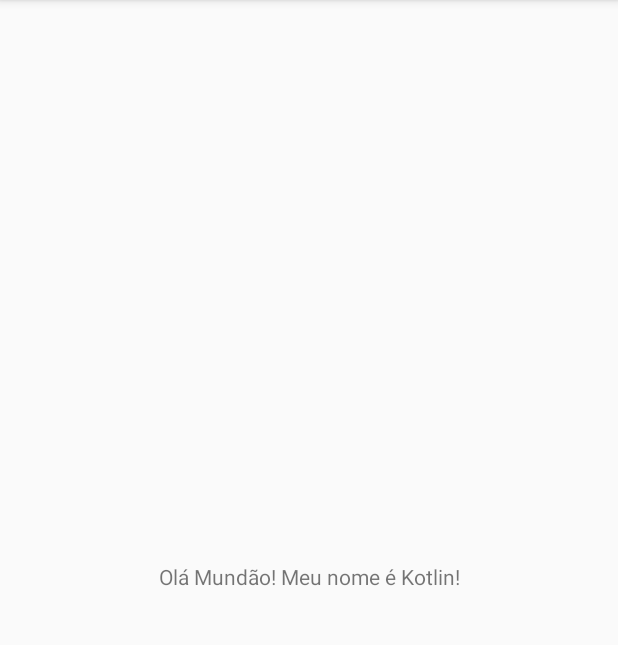
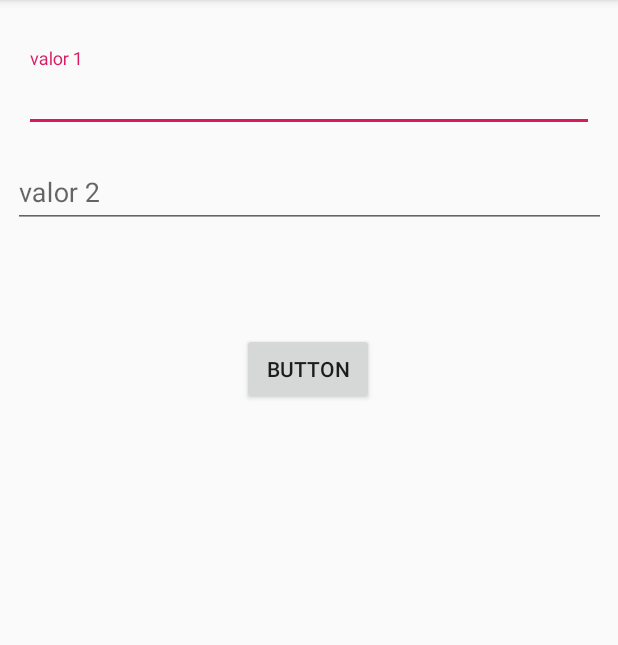
Before and after one commit to rickaleu/kotlin-playground, an Android app: the screen it shows after launch (MainActivity), on a phone screen of 412 x 824 dp, the part 84-729 px from its top. Run offline under Robolectric (Android 15) with nearby library versions, the phone set to English and light mode, and no system bars.

Commit message:
Exercício simples de soma de 2 números testando as possibilidades do kotlin.

```diff
--- a/app/build.gradle
+++ b/app/build.gradle
@@ -30,4 +30,5 @@ dependencies {
     testImplementation 'junit:junit:4.12'
     androidTestImplementation 'com.android.support.test:runner:1.0.2'
     androidTestImplementation 'com.android.support.test.espresso:espresso-core:3.0.2'
+    implementation 'com.android.support:design:28.0.0'
 }
--- a/app/src/main/java/br/com/ricardo/kotlinplayground/MainActivity.kt
+++ b/app/src/main/java/br/com/ricardo/kotlinplayground/MainActivity.kt
@@ -2,18 +2,39 @@ package br.com.ricardo.kotlinplayground
 
 import android.support.v7.app.AppCompatActivity
 import android.os.Bundle
+import android.text.Editable
+import android.text.TextUtils
+import android.view.View
 import kotlinx.android.synthetic.main.activity_main.*
 
 
 class MainActivity : AppCompatActivity() {
 
-    val mensagem: String = "Olá Mundão! Meu nome é Kotlin!"
 
     override fun onCreate(savedInstanceState: Bundle?) {
         super.onCreate(savedInstanceState)
         setContentView(R.layout.activity_main)
 
-        text_hello.text = mensagem
+    }
+
+    fun calcular(view: View){
+
+        val valor1 : String = edit_valor1.text.toString()
+        val valor2 : String = edit_valor2.text.toString()
+
+        var resultado : Double = 0.0
+
+        if(TextUtils.isEmpty(valor1)){
+            edit_valor1.error = "Campo obrigatório!"
+
+        } else if (TextUtils.isEmpty(valor2)){
+            edit_valor2.error = "Campo obrigatório!"
+
+        } else {
+            resultado = (valor1.toDouble() + valor2.toDouble())
+            text_resultado.text = resultado.toString()
+
+        }
 
     }
 }
--- a/app/src/main/res/layout/activity_main.xml
+++ b/app/src/main/res/layout/activity_main.xml
@@ -5,14 +5,57 @@
     android:layout_width="match_parent"
     android:layout_height="match_parent"
     tools:context=".MainActivity">
+    <android.support.design.widget.TextInputLayout
+            android:layout_width="0dp"
+            android:layout_height="wrap_content"
+            app:layout_constraintTop_toTopOf="parent"
+            android:layout_marginTop="32dp" app:layout_constraintStart_toStartOf="parent"
+            android:layout_marginStart="16dp" app:layout_constraintEnd_toEndOf="parent" android:layout_marginEnd="16dp"
+            android:id="@+id/textInputLayout">
 
-    <TextView
+        <android.support.design.widget.TextInputEditText
+                android:layout_width="match_parent"
+                android:layout_height="wrap_content"
+                android:hint="valor 1" android:id="@+id/edit_valor1"/>
+    </android.support.design.widget.TextInputLayout>
+    <android.support.design.widget.TextInputLayout
+            android:layout_width="395dp"
+            android:layout_height="wrap_content"
+            android:layout_marginTop="8dp"
+            app:layout_constraintTop_toBottomOf="@+id/textInputLayout" app:layout_constraintStart_toStartOf="parent"
+            android:layout_marginStart="16dp" android:layout_marginEnd="16dp" app:layout_constraintEnd_toEndOf="parent"
+            android:id="@+id/textInputLayout2"/>
+    <Button
+            android:text="Button"
             android:layout_width="wrap_content"
             android:layout_height="wrap_content"
-            android:text="texto que será mostrado aqui"
-            app:layout_constraintBottom_toBottomOf="parent"
-            app:layout_constraintLeft_toLeftOf="parent"
-            app:layout_constraintRight_toRightOf="parent"
-            app:layout_constraintTop_toTopOf="parent" android:id="@+id/text_hello"/>
+            android:id="@+id/button_calcular" app:layout_constraintStart_toStartOf="parent"
+            android:layout_marginStart="161dp"
+            app:layout_constraintEnd_toEndOf="parent" android:layout_marginEnd="162dp"
+            app:layout_constraintHorizontal_bias="0.0" android:layout_marginTop="70dp"
+            app:layout_constraintTop_toBottomOf="@+id/textInputLayout3" tools:text="Calcular"
+            android:onClick="calcular"/>
+    <android.support.design.widget.TextInputLayout
+            android:layout_width="395dp"
+            android:layout_height="wrap_content"
+            android:layout_marginTop="8dp"
+            app:layout_constraintTop_toBottomOf="@+id/textInputLayout" app:layout_constraintStart_toStartOf="parent"
+            android:layout_marginStart="16dp" app:layout_constraintEnd_toEndOf="parent" android:layout_marginEnd="16dp"
+            android:id="@+id/textInputLayout3">
 
+        <android.support.design.widget.TextInputEditText
+                android:layout_width="match_parent"
+                android:layout_height="wrap_content"
+                android:hint="valor 2" android:id="@+id/edit_valor2"/>
+    </android.support.design.widget.TextInputLayout>
+    <TextView
+            android:text="Resultado"
+            android:layout_width="0dp"
+            android:layout_height="19dp"
+            android:id="@+id/text_resultado" app:layout_constraintStart_toStartOf="parent"
+            android:layout_marginStart="16dp" app:layout_constraintEnd_toEndOf="parent"
+            android:layout_marginEnd="16dp" app:layout_constraintTop_toBottomOf="@+id/button_calcular"
+            android:layout_marginTop="80dp" android:layout_marginBottom="446dp"
+            app:layout_constraintBottom_toBottomOf="parent" android:textAlignment="center"
+            app:layout_constraintHorizontal_bias="0.0" app:layout_constraintVertical_bias="0.0"/>
 </android.support.constraint.ConstraintLayout>
--- a/build.gradle
+++ b/build.gradle
@@ -8,7 +8,7 @@ buildscript {
 
     }
     dependencies {
-        classpath 'com.android.tools.build:gradle:3.3.2'
+        classpath 'com.android.tools.build:gradle:3.4.0'
         classpath "org.jetbrains.kotlin:kotlin-gradle-plugin:$kotlin_version"
         // NOTE: Do not place your application dependencies here; they belong
         // in the individual module build.gradle files
```
Also changed, not shown: gradle/wrapper/gradle-wrapper.properties, 1 other file.
